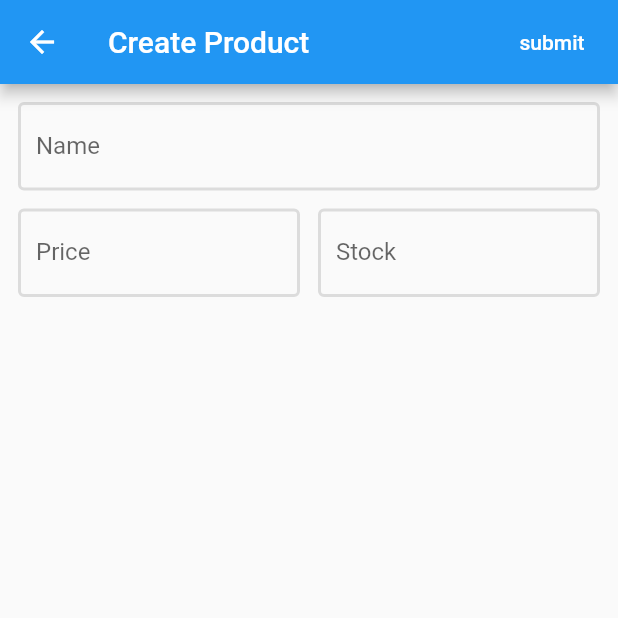
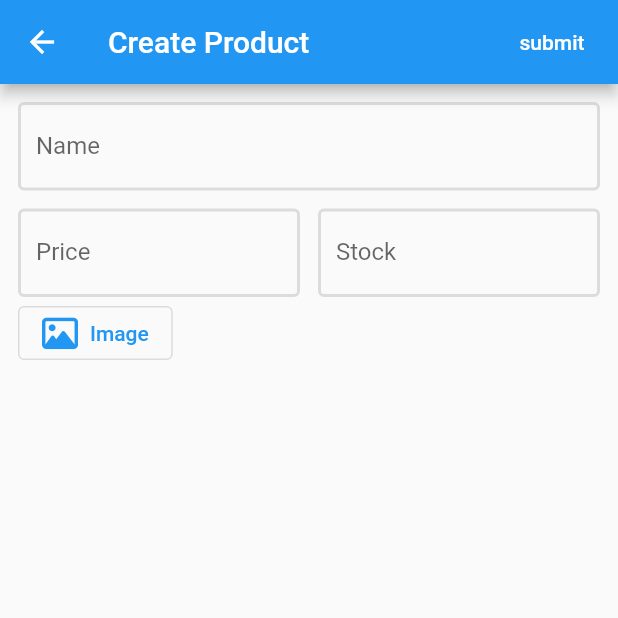
Before and after one commit to AUNG533/MyStock2, a Flutter app: the ManagementPage screen opened by its route, on a phone screen of 412 x 824 dp, the top half of it. Run offline on Flutter 3.47's test engine with Material 2 defaults, Android fonts, the phone set to English and light mode, and no system bars; our stand-ins replace another_flushbar, badges, dio, font_awesome_flutter, shared_preferences; accounts and stored records are empty.

Commit message:
Preview Image

```diff
--- a/lib/src/pages/management/management_page.dart
+++ b/lib/src/pages/management/management_page.dart
@@ -1,6 +1,7 @@
 // management_page.dart
 import 'package:flutter/material.dart';
 import 'package:my_stock/src/models/product.dart';
+import 'package:my_stock/src/pages/management/product_image.dart';
 
 class ManagementPage extends StatefulWidget {
   const ManagementPage({Key? key}) : super(key: key);
@@ -42,6 +43,7 @@ class _ManagementPageState extends State<ManagementPage> {
                   Flexible(child: _buildStockInput()), // ช่องกรอกจำนวนสินค้า
                 ],
               ),
+              const ProductImage() // ช่องใส่รูปภาพสินค้า
             ],
           ),
         ),
--- /dev/null
+++ b/lib/src/pages/management/product_image.dart
@@ -0,0 +1,72 @@
+import 'dart:io';
+
+import 'package:flutter/material.dart';
+import 'package:font_awesome_flutter/font_awesome_flutter.dart';
+
+class ProductImage extends StatefulWidget {
+  const ProductImage({Key? key}) : super(key: key);
+
+  @override
+  State<ProductImage> createState() => _ProductImageState();
+}
+
+class _ProductImageState extends State<ProductImage> {
+  File? _imageFile; // for the image file
+
+  @override
+  Widget build(BuildContext context) {
+    return SizedBox(
+      width: double.infinity,
+      child: Column(
+        crossAxisAlignment: CrossAxisAlignment.start,
+        children: [
+          _buildPickerImage(), // ช่องกรอกรูปภาพ
+          _buildPreviewImage(), // รูปภาพที่แสดงผล
+        ],
+      ),
+    );
+  }
+
+  // Build the image picker
+  _buildPickerImage() => OutlinedButton.icon(
+        onPressed: () {
+          // todo
+        },
+        label: const Text('Image'),
+        icon: const FaIcon(
+          FontAwesomeIcons.image,
+        ),
+      );
+
+  dynamic _buildPreviewImage() {
+    // ignore: prefer_function_declarations_over_variables
+    final container = (Widget child) => Container(
+          color: Colors.grey[100],
+          margin: const EdgeInsets.only(top: 4),
+          alignment: Alignment.center,
+          height: 400,
+          child: child,
+        );
+
+    // Check image file
+    if (_imageFile == null) {
+      return const SizedBox();
+    }
+    return Stack(
+      children: [
+        container(Image.file(_imageFile!)),
+        _buildDeleteImageButton(), // ปุ่มลบรูปภาพ
+      ],
+    );
+  }
+  // Clear the image file
+  Positioned _buildDeleteImageButton() => Positioned(
+        right: 0,
+        child: IconButton(
+          onPressed: () {
+            // todo
+          },
+          icon: const Icon(Icons.clear),
+        ),
+      );
+}
```
